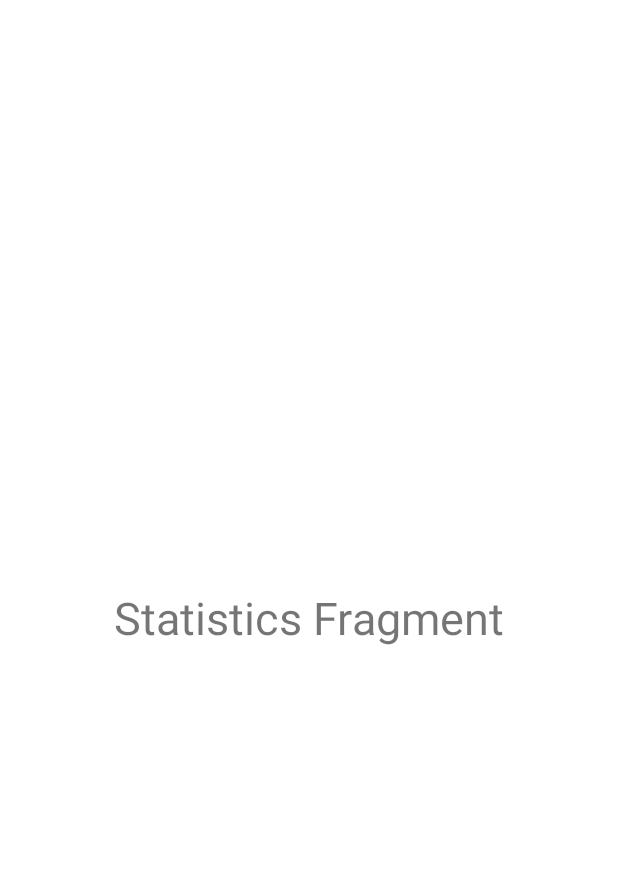
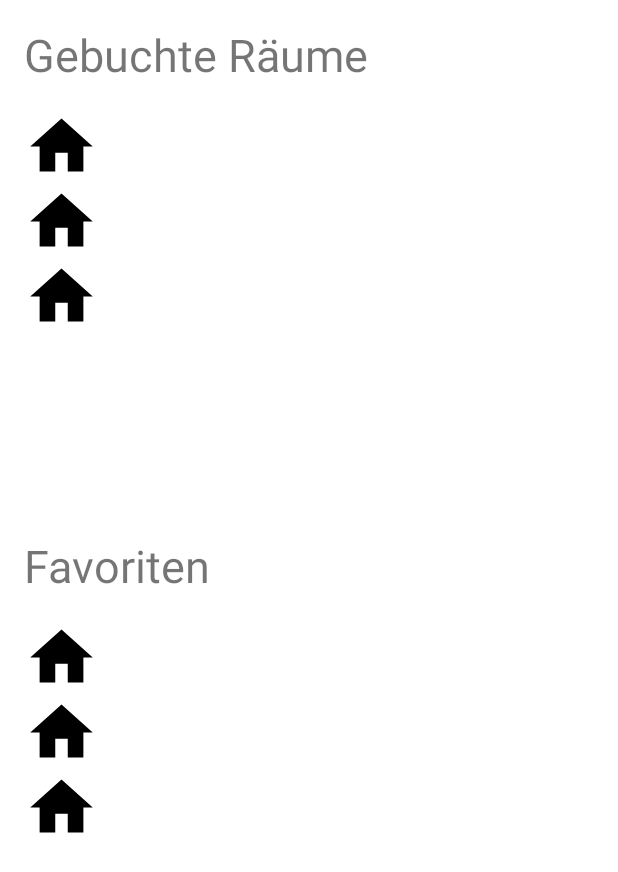
Before and after one commit to Cargozin/NZSE, an Android app: the layout fragment_cw_statistic.xml on its own in the app's theme, with its tools: preview values and no code run, on a phone screen of 412 x 824 dp. Shown: the top 872 px of the screen. Run offline under Robolectric (Android 15) with nearby library versions, the phone set to English and light mode, and no system bars.

Commit message:
added en-us language updated screens for cw

```diff
--- a/app/src/main/res/layout/fragment_cw_statistic.xml
+++ b/app/src/main/res/layout/fragment_cw_statistic.xml
@@ -1,13 +1,61 @@
 <?xml version="1.0" encoding="utf-8"?>
-<RelativeLayout xmlns:android="http://schemas.android.com/apk/res/android"
+<androidx.constraintlayout.widget.ConstraintLayout
+    xmlns:android="http://schemas.android.com/apk/res/android"
+    xmlns:app="http://schemas.android.com/apk/res-auto"
+    xmlns:tools="http://schemas.android.com/tools"
     android:layout_width="match_parent"
     android:layout_height="match_parent">
 
     <TextView
         android:layout_width="wrap_content"
         android:layout_height="wrap_content"
-        android:text="Statistics Fragment"
+        android:id="@+id/booked_rooms"
+        android:text="@string/booked_rooms"
         android:textSize="30sp"
-        android:layout_centerInParent="true"/>
+        app:layout_constraintTop_toTopOf="parent"
+        app:layout_constraintStart_toStartOf="parent"
+        android:layout_marginTop="16dp"
+        android:layout_marginStart="16dp"/>
 
-</RelativeLayout>
+    <androidx.recyclerview.widget.RecyclerView
+        android:id="@+id/show_booked_roomlist"
+        android:layout_width="0dp"
+        android:layout_height="0dp"
+        android:layout_marginTop="16dp"
+        android:layout_marginStart="16dp"
+        android:layout_marginEnd="16dp"
+        android:layout_marginBottom="16dp"
+        android:clickable="true"
+        app:layout_constraintStart_toStartOf="parent"
+        app:layout_constraintTop_toBottomOf="@+id/booked_rooms"
+        app:layout_constraintEnd_toEndOf="parent"
+        app:layout_constraintBottom_toTopOf="@id/favorites"
+        tools:listitem="@layout/item_recycler_view"/>
+
+    <TextView
+        android:layout_width="wrap_content"
+        android:layout_height="wrap_content"
+        android:id="@+id/favorites"
+        android:text="@string/favorites"
+        android:textSize="30dp"
+        app:layout_constraintTop_toBottomOf="@id/booked_rooms"
+        app:layout_constraintStart_toStartOf="parent"
+        android:layout_marginTop="300dp"
+        android:layout_marginLeft="16dp"/>
+
+    <androidx.recyclerview.widget.RecyclerView
+        android:id="@+id/show_fav_roomlist"
+        android:layout_width="0dp"
+        android:layout_height="0dp"
+        android:layout_marginTop="16dp"
+        android:layout_marginStart="16dp"
+        android:layout_marginEnd="16dp"
+        android:layout_marginBottom="16dp"
+        android:clickable="true"
+        app:layout_constraintStart_toStartOf="parent"
+        app:layout_constraintTop_toBottomOf="@+id/favorites"
+        app:layout_constraintEnd_toEndOf="parent"
+        app:layout_constraintBottom_toBottomOf="parent"
+        tools:listitem="@layout/item_recycler_view"/>
+
+</androidx.constraintlayout.widget.ConstraintLayout>
--- a/app/src/main/res/layout/item_recycler_view.xml
+++ b/app/src/main/res/layout/item_recycler_view.xml
@@ -6,17 +6,26 @@
     xmlns:app="http://schemas.android.com/apk/res-auto">
 
     <TextView
-        android:layout_width="match_parent"
+        android:layout_width="wrap_content"
         android:layout_height="wrap_content"
         android:id="@+id/itemname"
-        app:layout_constraintStart_toStartOf="parent"
+        app:layout_constraintLeft_toRightOf="@id/itemimage"
         app:layout_constraintTop_toTopOf="parent" />
 
     <TextView
-        android:layout_width="match_parent"
+        android:layout_width="wrap_content"
         android:layout_height="wrap_content"
         android:id="@+id/itemnumseats"
-        android:layout_alignTop="@id/itemname"
-        app:layout_constraintTop_toBottomOf="@id/itemname"/>
+        app:layout_constraintTop_toBottomOf="@id/itemname"
+        app:layout_constraintLeft_toRightOf="@id/itemimage"/>
+
+    <ImageView
+        android:layout_width="50dp"
+        android:layout_height="50dp"
+        android:id="@+id/itemimage"
+        app:layout_constraintTop_toTopOf="parent"
+        app:layout_constraintLeft_toLeftOf="parent"
+        android:layout_marginEnd="16dp"
+        android:src="@drawable/ic_home_black_24dp"/>
 
 </androidx.constraintlayout.widget.ConstraintLayout>
--- a/app/src/main/res/values/strings.xml
+++ b/app/src/main/res/values/strings.xml
@@ -1,9 +1,8 @@
 <resources>
     <string name="app_name">CoWorkerSpace</string>
-    <string name="title_activity_cw_nav">cw nav act</string>
 
-    <string name="title_coworker">CoWorker</string>
-    <string name="title_makler">Makler</string>
+    <string name="title_coworker" translatable="false">CoWorker</string>
+    <string name="title_makler" translatable="false">Makler</string>
     <string name="title_anmelden">Anmelden</string>
     <string name="title_startup">Willkommen!</string>
 
@@ -14,4 +13,7 @@
     <string name="numSeatsTxt">Nummer an Sitzen</string>
     <string name="nametxt">Name</string>
     <string name="save">Save</string>
+    <string name="booked_rooms">Gebuchte Räume</string>
+    <string name="favorites">Favoriten</string>
+
 </resources>
```
Also changed, not shown: app/src/main/res/layout/fragment_cw_search.xml (+31 -6 lines), 1 other file.
